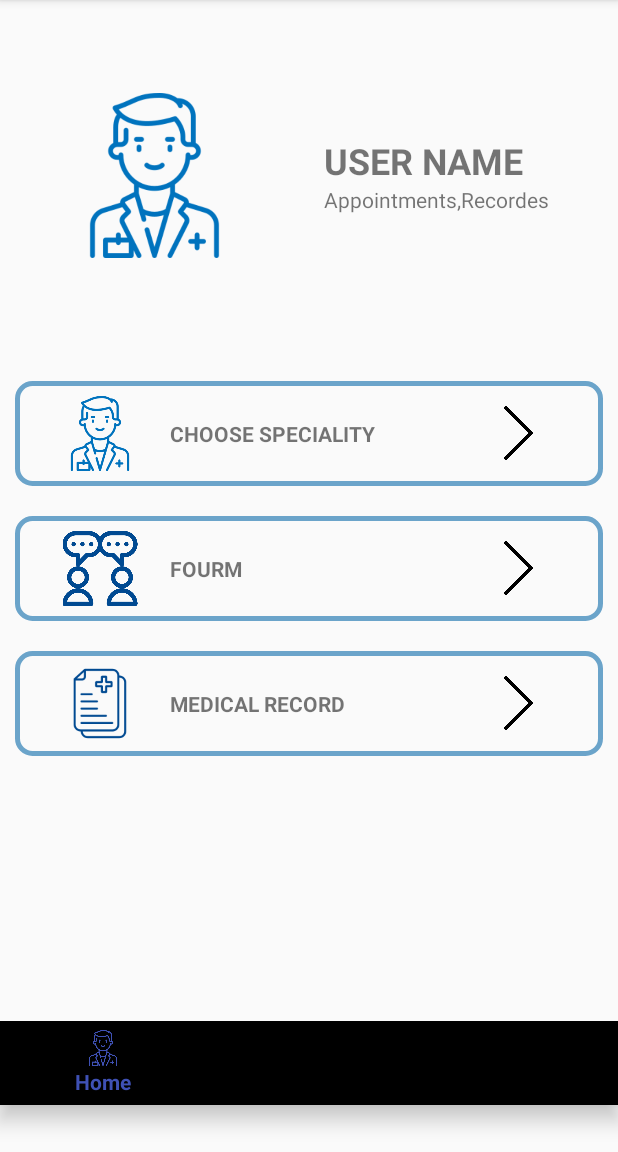
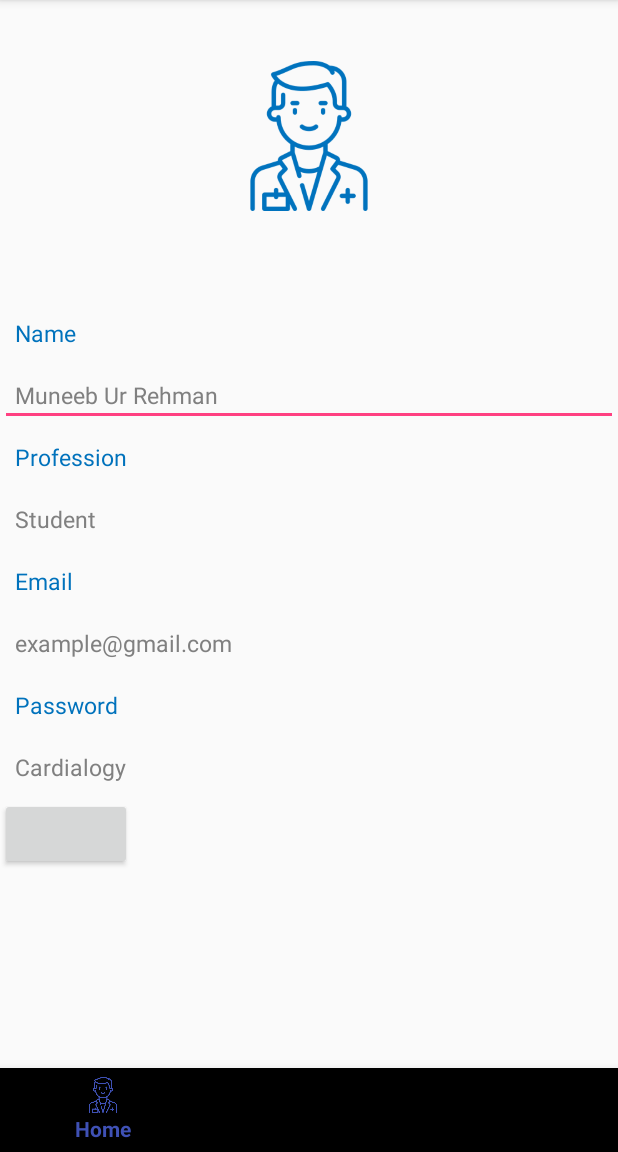
Before and after one commit to Raafay76642/GoodDocter3.3, an Android app: the homepage screen opened directly, with no data from a screen before it, on a phone screen of 412 x 824 dp, the part 84-1236 px from its top. Run offline under Robolectric (Android 15) with nearby library versions, the phone set to English and light mode, and no system bars.

Commit message:
homepage Changing

```diff
--- a/app/build.gradle
+++ b/app/build.gradle
@@ -22,12 +22,12 @@ android {
 }
 
 dependencies {
-    compile fileTree(include: ['*.jar'], dir: 'libs')
-    androidTestCompile('com.android.support.test.espresso:espresso-core:2.2.2', {
+    implementation fileTree(include: ['*.jar'], dir: 'libs')
+    androidTestImplementation('com.android.support.test.espresso:espresso-core:2.2.2', {
         exclude group: 'com.android.support', module: 'support-annotations'
     })
     implementation 'com.android.support:appcompat-v7:27.+'
     implementation 'com.android.support:design:27.+'
     implementation 'com.android.support.constraint:constraint-layout:1.0.2'
-    testCompile 'junit:junit:4.12'
+    testImplementation 'junit:junit:4.12'
 }
--- a/app/src/main/res/layout/activity_homepage.xml
+++ b/app/src/main/res/layout/activity_homepage.xml
@@ -8,155 +8,105 @@
     tools:context="com.example.aser.gooddocter001.homepage">
     <LinearLayout
         android:layout_width="match_parent"
-        android:layout_height="0dp"
-        android:orientation="horizontal"
-        android:gravity="center"
-        android:layout_marginBottom="40dp"
-        android:layout_marginTop="30dp"
-        android:layout_weight="2"
+        android:layout_height="150dp"
+        android:orientation="vertical"
+        android:layout_marginBottom="20dp"
+        android:layout_weight="0.5"
+        android:padding="10dp"
         >
+
         <ImageView
-            android:layout_width="match_parent"
-            android:layout_height="150dp"
-            android:src="@drawable/doctor"
+            android:layout_width="100dp"
+            android:layout_height="50dp"
             android:layout_weight="2"
-            android:padding="20dp"/>
-        <LinearLayout
-            android:layout_width="match_parent"
-            android:layout_height="wrap_content"
-            android:layout_weight="2"
-            android:orientation="vertical"
-            android:layout_margin="10dp"
-            >
-
-            <TextView
-                android:layout_width="match_parent"
-                android:layout_height="wrap_content"
-                android:text="User Name"
-                android:textAllCaps="true"
-                android:textSize="24sp"
-                android:textStyle="bold" />
-
-            <TextView
-                android:layout_width="match_parent"
-                android:layout_height="wrap_content"
-                android:text="Appointments,Recordes"
-                android:textSize="14sp" />
-
-        </LinearLayout>
+            android:layout_gravity="center_horizontal"
+            android:src="@drawable/doctor" />
 
     </LinearLayout>
     <LinearLayout
         android:layout_width="match_parent"
         android:layout_height="0dp"
-        android:layout_weight="5"
+        android:layout_weight="8"
         android:orientation="vertical">
-    <LinearLayout
-        android:layout_width="match_parent"
-        android:layout_height="wrap_content"
-        android:orientation="horizontal"
-        android:gravity="center"
-        android:background="@drawable/rountcorner"
-        android:layout_margin="10dp"
-        android:onClick="openChooseSpeciality">
-        <ImageView
-            android:layout_width="match_parent"
-            android:layout_height="50dp"
-            android:src="@drawable/doctor"
-            android:layout_weight="3"/>
-
         <TextView
             android:layout_width="match_parent"
             android:layout_height="wrap_content"
-            android:layout_weight="2"
-            android:text="Choose Speciality"
-            android:textAllCaps="true"
-            android:textSize="14sp"
-            android:textStyle="bold" />
-        <ImageView
+            android:text="Name"
+            android:textColor="@color/blue"
+            android:paddingLeft="15dp"
+            android:padding="10dp"
+            android:textSize="15sp" />
+        <EditText
             android:layout_width="match_parent"
-            android:layout_height="40dp"
-            android:src="@drawable/next"
-            android:layout_weight="3"/>
-
-
-
-    </LinearLayout>
-    <LinearLayout
-        android:layout_width="match_parent"
-        android:layout_height="wrap_content"
-        android:orientation="horizontal"
-        android:gravity="center"
-        android:background="@drawable/rountcorner"
-        android:layout_margin="10dp">
-        <ImageView
-            android:layout_width="match_parent"
-            android:layout_height="50dp"
-            android:src="@drawable/fourm"
-            android:layout_weight="3"/>
-
+            android:layout_height="wrap_content"
+            android:text="Muneeb Ur Rehman"
+            android:textColor="@color/gray"
+            android:paddingLeft="15dp"
+            android:padding="10dp"
+            android:textSize="15sp"/>
         <TextView
             android:layout_width="match_parent"
             android:layout_height="wrap_content"
-            android:layout_weight="2"
-            android:text="Fourm"
-            android:textAllCaps="true"
-            android:textSize="14sp"
-            android:textStyle="bold" />
-        <ImageView
-            android:layout_width="match_parent"
-            android:layout_height="40dp"
-            android:src="@drawable/next"
-            android:layout_weight="3"/>
-
-
-
-    </LinearLayout>
-    <LinearLayout
-        android:layout_width="match_parent"
-        android:layout_height="wrap_content"
-        android:orientation="horizontal"
-        android:gravity="center"
-        android:background="@drawable/rountcorner"
-        android:layout_margin="10dp">
-        <ImageView
-            android:layout_width="match_parent"
-            android:layout_height="50dp"
-            android:src="@drawable/records"
-            android:layout_weight="3"/>
-
+            android:text="Profession"
+            android:textColor="@color/blue"
+            android:paddingLeft="15dp"
+            android:padding="10dp"
+            android:textSize="15sp" />
         <TextView
             android:layout_width="match_parent"
             android:layout_height="wrap_content"
-            android:layout_weight="2"
-            android:text="Medical Record"
-            android:textAllCaps="true"
-            android:textSize="14sp"
-            android:textStyle="bold"
-            android:id="@+id/aaaa"/>
-        <ImageView
+            android:text="Student"
+            android:textColor="#808080"
+            android:paddingLeft="15dp"
+            android:padding="10dp"
+            android:textSize="15sp"/>
+        <TextView
             android:layout_width="match_parent"
-            android:layout_height="40dp"
-            android:src="@drawable/next"
-            android:layout_weight="3"/>
+            android:layout_height="wrap_content"
+            android:text="Email"
+            android:textColor="@color/blue"
+            android:paddingLeft="15dp"
+            android:padding="10dp"
+            android:textSize="15sp" />
+        <TextView
+            android:layout_width="match_parent"
+            android:layout_height="wrap_content"
+            android:text="example@gmail.com"
+            android:textColor="#808080"
+            android:paddingLeft="15dp"
+            android:padding="10dp"
+            android:textSize="15sp"/>
+        <TextView
+            android:layout_width="match_parent"
+            android:layout_height="wrap_content"
+            android:text="Password"
+            android:textColor="@color/blue"
+            android:paddingLeft="15dp"
+            android:padding="10dp"
+            android:textSize="15sp" />
+        <TextView
+            android:layout_width="match_parent"
+            android:layout_height="wrap_content"
+            android:text="Cardialogy"
+            android:textColor="#808080"
+            android:paddingLeft="15dp"
+            android:padding="10dp"
+            android:textSize="15sp"/>
+        <Button
+            android:layout_width="wrap_content"
+            android:layout_height="wrap_content"
+            />
 
+</LinearLayout>
 
-
-    </LinearLayout>
-    </LinearLayout>
-    <LinearLayout
-        android:layout_width="match_parent"
-        android:layout_height="0dp"
-        android:layout_gravity="bottom"
-        android:layout_weight="1">
 
     <android.support.design.widget.BottomNavigationView
         android:layout_width="match_parent"
         android:layout_height="wrap_content"
         app:menu="@menu/bottom_navigation"
         android:id="@+id/navmenu"
+        android:layout_gravity="bottom"
 
          />
-    </LinearLayout>
 
 </LinearLayout>
--- a/app/src/main/res/layout/property_layout.xml
+++ b/app/src/main/res/layout/property_layout.xml
@@ -37,7 +37,8 @@
             android:layout_height="wrap_content"
             android:layout_marginBottom="10dp"
             android:text="Description"
-            android:textSize="15sp" />
+            android:textSize="15sp"
+            android:textColor="@color/gray"/>
     </LinearLayout>
 
     <RelativeLayout
--- a/app/src/main/res/values/colors.xml
+++ b/app/src/main/res/values/colors.xml
@@ -5,4 +5,5 @@
     <color name="colorAccent">#FF4081</color>
     <color name="parrot">#8ace55</color>
     <color name="blue">#0072bc</color>
+    <color name="gray">#808080</color>
 </resources>
```
